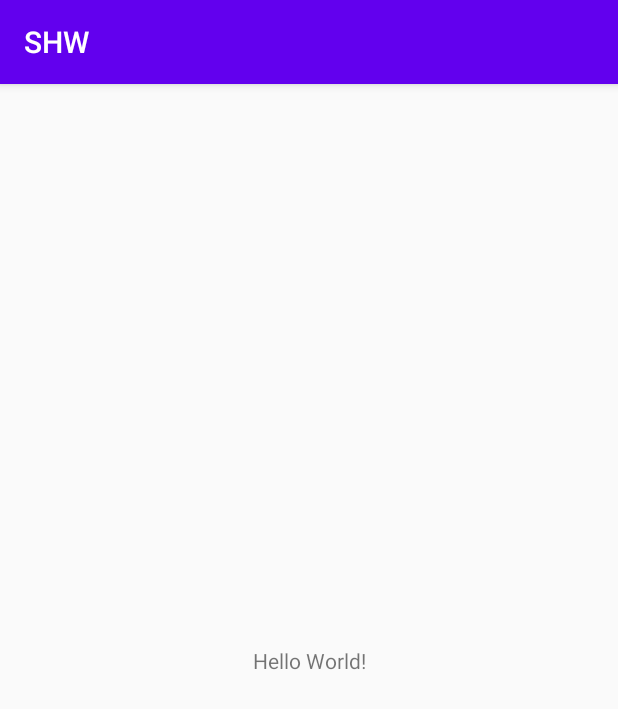
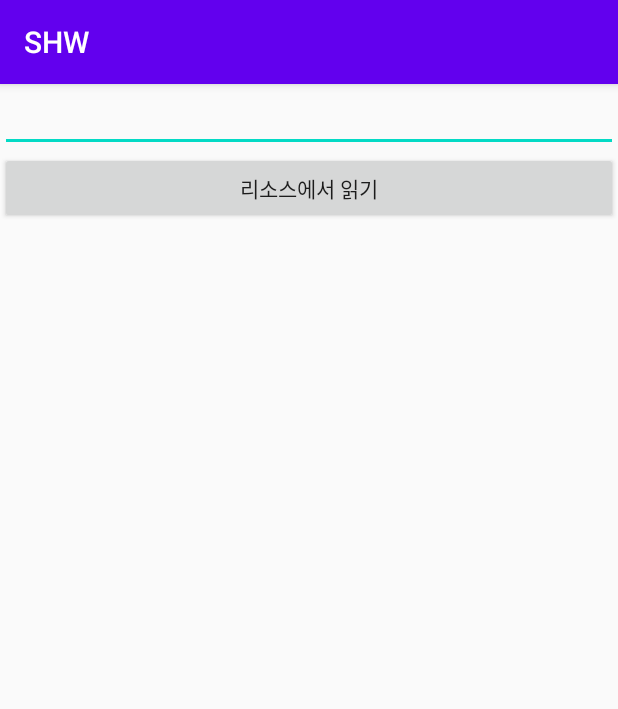
Before and after one commit to Minoyam/School_Homework, an Android app: the screen it shows after launch (MainActivity before the commit, ResourceFileActivity after it), on a phone screen of 412 x 824 dp. Shown: the top 709 px of the screen. Run offline under Robolectric (Android 15) with nearby library versions, the phone set to English and light mode, and no system bars.

Commit message:
12강 txt파일 출력

```diff
--- /dev/null
+++ b/app/src/main/java/com/cnm/shw/file/ResourceFileActivity.kt
@@ -0,0 +1,29 @@
+package com.cnm.shw.file
+
+import android.os.Bundle
+import android.util.Log
+import android.widget.Toast
+import androidx.appcompat.app.AppCompatActivity
+import com.cnm.shw.R
+import kotlinx.android.synthetic.main.activity_resource_file.*
+import kotlinx.android.synthetic.main.activity_sd_card_storage.*
+
+class ResourceFileActivity : AppCompatActivity() {
+
+    override fun onCreate(savedInstanceState: Bundle?) {
+        super.onCreate(savedInstanceState)
+        setContentView(R.layout.activity_resource_file)
+
+        bt_resource_read.setOnClickListener {
+            try {
+                val inputStream = resources.openRawResource(R.raw.myname)
+                val bt = ByteArray(inputStream.available())
+                inputStream.read(bt)
+                et_resource_text.setText(String(bt))
+                inputStream.close()
+            } catch (e: Exception) {
+                Toast.makeText(this, e.message, Toast.LENGTH_LONG).show()
+            }
+        }
+    }
+}
--- /dev/null
+++ b/app/src/main/res/layout/activity_resource_file.xml
@@ -0,0 +1,19 @@
+<?xml version="1.0" encoding="utf-8"?>
+<LinearLayout xmlns:android="http://schemas.android.com/apk/res/android"
+    xmlns:tools="http://schemas.android.com/tools"
+    android:layout_width="match_parent"
+    android:layout_height="match_parent"
+    android:orientation="vertical"
+    tools:context=".file.ResourceFileActivity">
+
+    <EditText
+        android:id="@+id/et_resource_text"
+        android:layout_width="match_parent"
+        android:layout_height="wrap_content" />
+
+    <Button
+        android:id="@+id/bt_resource_read"
+        android:layout_width="match_parent"
+        android:text="@string/bt_resource_read"
+        android:layout_height="wrap_content" />
+</LinearLayout>
--- /dev/null
+++ b/app/src/main/res/raw/myname.txt
@@ -0,0 +1 @@
+My name is Minho Kim.
--- a/app/src/main/res/values/strings.xml
+++ b/app/src/main/res/values/strings.xml
@@ -20,4 +20,5 @@
     <string name="bt_sd_path">SD card 경로명</string>
     <string name="bt_sd_write">SD card에 쓰기</string>
     <string name="bt_sd_read">SD card에 읽기</string>
+    <string name="bt_resource_read">리소스에서 읽기</string>
 </resources>
```
Also changed, not shown: app/src/main/AndroidManifest.xml (+8 -6 lines), 1 other file.
